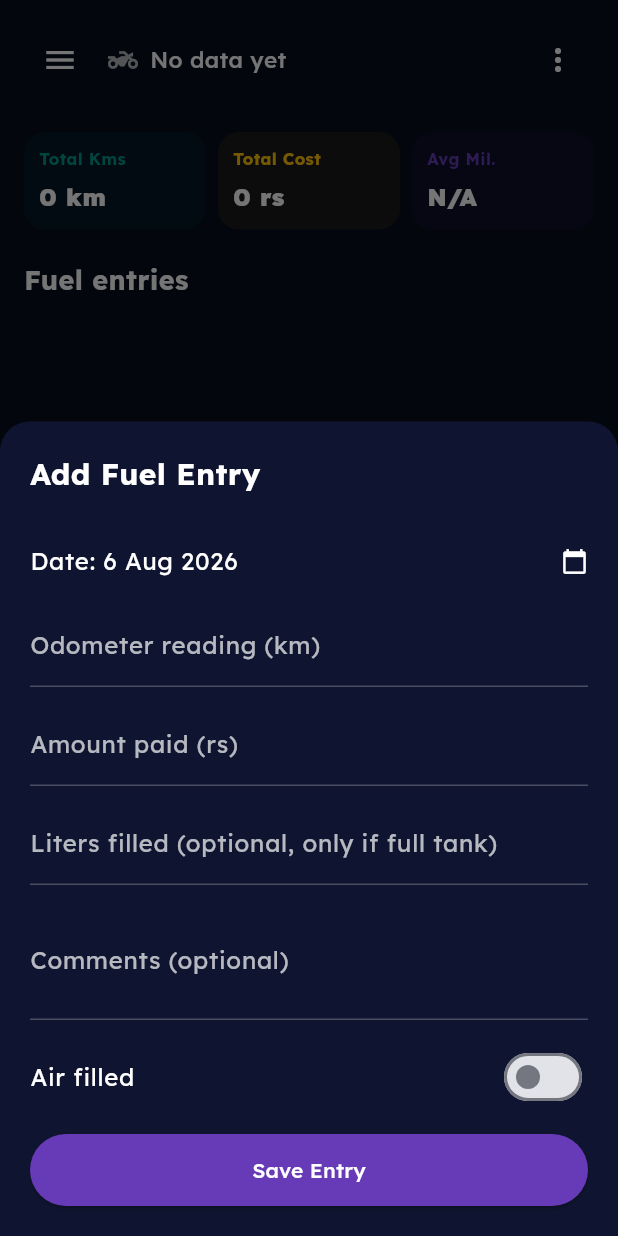
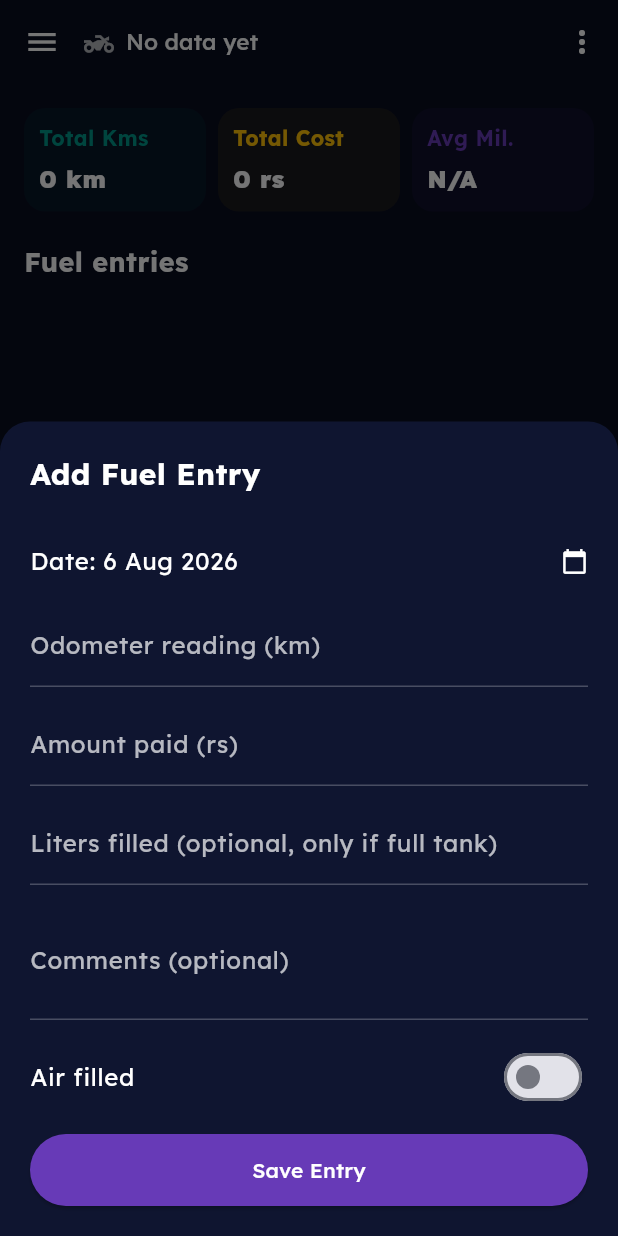
Before and after one commit to mamidivasudev/android-vault-notes, a Flutter app: the MileageView screen opened directly, after a tap on "Add Entry", on a phone screen of 412 x 824 dp. Run offline on Flutter 3.47's test engine with Material 3 defaults, Android fonts, the phone set to English and light mode, and no system bars; our stand-ins replace file_picker, flutter_animate, flutter_linkify, flutter_local_notifications, flutter_riverpod, flutter_timezone and 12 more; missing offline and left inert: any_link_preview, cunning_document_scanner, encrypt, excel, extension_google_sign_in_as_googleapis_auth, google_mlkit_text_recognition and 3 more; accounts and stored records are empty.

Commit message:
Refactor tabs, remove Future.microtask anti-pattern, globalize multi-select, fix bugs, add list entry animations, run dart fix

```diff
--- a/lib/dialogs/bill_dialog.dart
+++ b/lib/dialogs/bill_dialog.dart
@@ -1,7 +1,6 @@
 import 'package:flutter/material.dart';
 import 'package:flutter/services.dart';
 import 'package:flutter_riverpod/flutter_riverpod.dart';
-import 'package:intl/intl.dart';
 import '../models.dart';
 import '../providers.dart';
 import '../notification_service.dart';
--- a/lib/docs_feature/screens/category_screen.dart
+++ b/lib/docs_feature/screens/category_screen.dart
@@ -13,7 +13,7 @@ import 'person_documents_screen.dart';
 class CategoryScreen extends StatelessWidget {
   final String categoryName;
 
-  const CategoryScreen({Key? key, required this.categoryName}) : super(key: key);
+  const CategoryScreen({super.key, required this.categoryName});
 
   @override
   Widget build(BuildContext context) {
--- a/lib/docs_feature/screens/person_documents_screen.dart
+++ b/lib/docs_feature/screens/person_documents_screen.dart
@@ -18,10 +18,10 @@ class PersonDocumentsScreen extends StatefulWidget {
   final String personName;
 
   const PersonDocumentsScreen({
-    Key? key,
+    super.key,
     required this.categoryName,
     required this.personName,
-  }) : super(key: key);
+  });
 
   @override
   State<PersonDocumentsScreen> createState() => _PersonDocumentsScreenState();
--- a/lib/docs_feature/services/google_drive_service.dart
+++ b/lib/docs_feature/services/google_drive_service.dart
@@ -5,7 +5,6 @@ import 'package:extension_google_sign_in_as_googleapis_auth/extension_google_sig
 import 'package:path_provider/path_provider.dart';
 import 'package:archive/archive_io.dart';
 import 'package:hive/hive.dart';
-import 'package:path/path.dart' as p;
 
 class GoogleDriveService {
   final GoogleSignIn _googleSignIn = GoogleSignIn(
--- a/lib/docs_feature/widgets/expiry_badge.dart
+++ b/lib/docs_feature/widgets/expiry_badge.dart
@@ -6,8 +6,7 @@ class ExpiryBadge extends StatelessWidget {
   final DateTime? expiryDate;
   final bool compact;
 
-  const ExpiryBadge({Key? key, required this.expiryDate, this.compact = false})
-      : super(key: key);
+  const ExpiryBadge({super.key, required this.expiryDate, this.compact = false});
 
   @override
   Widget build(BuildContext context) {
--- a/lib/docs_feature/widgets/glass_container.dart
+++ b/lib/docs_feature/widgets/glass_container.dart
@@ -13,7 +13,7 @@ class GlassContainer extends StatelessWidget {
   final bool showGlow;
 
   const GlassContainer({
-    Key? key,
+    super.key,
     required this.child,
     this.borderRadius = 18.0,
     this.padding = const EdgeInsets.all(16.0),
@@ -22,7 +22,7 @@ class GlassContainer extends StatelessWidget {
     this.onLongPress,
     this.accentColor,
     this.showGlow = false,
-  }) : super(key: key);
+  });
 
   @override
   Widget build(BuildContext context) {
--- a/lib/notification_service.dart
+++ b/lib/notification_service.dart
@@ -1,7 +1,6 @@
 import 'package:flutter_local_notifications/flutter_local_notifications.dart';
 import 'package:timezone/data/latest_all.dart' as tz;
 import 'package:timezone/timezone.dart' as tz;
-import 'package:permission_handler/permission_handler.dart';
 import 'package:flutter_timezone/flutter_timezone.dart';
 import 'dart:io';
 
--- a/lib/vault_service.dart
+++ b/lib/vault_service.dart
@@ -350,8 +350,8 @@ class VaultService {
       'month': month,
       'credit': credit,
       'loan': loan,
-      if (creditDetails != null) 'creditDetails': creditDetails,
-      if (loanDetails != null) 'loanDetails': loanDetails,
+      'creditDetails': ?creditDetails,
+      'loanDetails': ?loanDetails,
       'savedAt': DateTime.now().toIso8601String(),
     };
     if (keyExists >= 0) {
--- a/lib/views/mileage_view.dart
+++ b/lib/views/mileage_view.dart
@@ -5,7 +5,6 @@ import 'package:shared_preferences/shared_preferences.dart';
 import 'package:intl/intl.dart';
 import 'package:share_plus/share_plus.dart';
 import 'package:file_picker/file_picker.dart';
-import 'package:fl_chart/fl_chart.dart';
 import 'package:path_provider/path_provider.dart';
 
 
@@ -204,8 +203,12 @@ class _MileageViewState extends ConsumerState<MileageView> {
         final imported = decoded.map((e) => FuelEntry.fromJson(e)).toList();
         final current = ref.read(fuelEntriesProvider);
         final Map<String, FuelEntry> unique = {};
-        for (var e in current) unique['${e.date}_${e.odometer}'] = e;
-        for (var e in imported) unique['${e.date}_${e.odometer}'] = e;
+        for (var e in current) {
+          unique['${e.date}_${e.odometer}'] = e;
+        }
+        for (var e in imported) {
+          unique['${e.date}_${e.odometer}'] = e;
+        }
         final newEntries = unique.values.toList();
         newEntries.sort((a, b) => a.date.compareTo(b.date));
         ref.read(fuelEntriesProvider.notifier).setEntries(newEntries);
@@ -352,13 +355,18 @@ class _MileageViewState extends ConsumerState<MileageView> {
     final remaining = nextService - currentOdo;
 
     Color color = Colors.green;
-    String text = 'Next service due in ${remaining.toStringAsFixed(0)} km';
+    String kmNum = remaining.abs().toStringAsFixed(0);
+    String prefixText = 'Next service due in ';
+    String suffixText = '';
+
     if (remaining <= 0) {
       color = Colors.red;
-      text = 'Service is OVERDUE by ${(-remaining).toStringAsFixed(0)} km!';
+      prefixText = 'Service is OVERDUE by ';
+      suffixText = '!';
     } else if (remaining < 300) {
       color = Colors.orange;
-      text = 'Next service due VERY SOON (${remaining.toStringAsFixed(0)} km)';
+      prefixText = 'Next service due VERY SOON (';
+      suffixText = ')';
     }
 
     return Container(
@@ -369,7 +377,19 @@ class _MileageViewState extends ConsumerState<MileageView> {
         children: [
           Icon(Icons.build, color: color),
           const SizedBox(width: 12),
-          Expanded(child: Text(text, style: TextStyle(color: color, fontWeight: FontWeight.bold))),
+          Expanded(
+            child: Text.rich(
+              TextSpan(
+                style: TextStyle(color: color, fontWeight: FontWeight.bold),
+                children: [
+                  TextSpan(text: prefixText),
+                  TextSpan(text: kmNum, style: const TextStyle(color: Colors.redAccent, fontSize: 15)),
+                  const TextSpan(text: ' km', style: TextStyle(color: Colors.green, fontSize: 15)),
+                  TextSpan(text: suffixText),
+                ],
+              ),
+            ),
+          ),
         ],
       ),
     );
@@ -386,32 +406,27 @@ class _MileageViewState extends ConsumerState<MileageView> {
 
     return Scaffold(
       backgroundColor: const Color(0xFF080C1F),
-      body: Column(
-        crossAxisAlignment: CrossAxisAlignment.stretch,
-        children: [
-          Container(
-              color: Colors.transparent,
-              padding: EdgeInsets.fromLTRB(16, MediaQuery.of(context).padding.top + 16, 16, 8),
-              child: Row(
-                crossAxisAlignment: CrossAxisAlignment.center,
-                children: [
-                  Builder(
-                    builder: (ctx) => IconButton(
+      appBar: AppBar(
+        backgroundColor: Colors.transparent,
+        elevation: 0,
+        centerTitle: false,
+        titleSpacing: 0,
+        leading: IconButton(
           icon: const Icon(Icons.menu, color: Colors.white),
-                      onPressed: () => Scaffold.of(ctx).openDrawer(),
+          onPressed: () => Scaffold.of(context).openDrawer(),
           tooltip: 'Menu',
         ),
-                  ),
-                  const SizedBox(width: 8),
-                  Expanded(
-                    child: Column(
+        title: Column(
           mainAxisSize: MainAxisSize.min,
           crossAxisAlignment: CrossAxisAlignment.start,
           children: [
             Row(
-                          crossAxisAlignment: CrossAxisAlignment.center,
+              crossAxisAlignment: CrossAxisAlignment.start,
               children: [
-                            const Icon(Icons.two_wheeler, color: Colors.white70, size: 20),
+                const Padding(
+                  padding: EdgeInsets.only(top: 2.0),
+                  child: Icon(Icons.two_wheeler, color: Colors.white70, size: 20),
+                ),
                 const SizedBox(width: 8),
                 Expanded(
                   child: Text(
@@ -430,12 +445,13 @@ class _MileageViewState extends ConsumerState<MileageView> {
             ]
           ],
         ),
-                  ),
+        actions: [
           PopupMenuButton<String>(
             icon: const Icon(Icons.more_vert, color: Colors.white),
             onSelected: (value) {
-                      if (value == 'settings') _openSettings();
-                      else if (value == 'share') _exportData(entries);
+              if (value == 'settings') {
+                _openSettings();
+              } else if (value == 'share') _exportData(entries);
               else if (value == 'import') _restoreData();
               else if (value == 'export') _backupData();
             },
@@ -449,7 +465,9 @@ class _MileageViewState extends ConsumerState<MileageView> {
           ),
         ],
       ),
-          ),
+      body: Column(
+        crossAxisAlignment: CrossAxisAlignment.stretch,
+        children: [
           _buildServiceReminder(entries) ?? const SizedBox.shrink(),
           Padding(
               padding: const EdgeInsets.all(16),
@@ -532,7 +550,7 @@ class _MileageViewState extends ConsumerState<MileageView> {
       child: Column(
         crossAxisAlignment: CrossAxisAlignment.start,
         children: [
-          Text(label, style: TextStyle(color: color, fontSize: 11, fontWeight: FontWeight.w700), maxLines: 1, overflow: TextOverflow.ellipsis),
+          Text(label, style: TextStyle(color: color, fontSize: 14, fontWeight: FontWeight.w700), maxLines: 1, overflow: TextOverflow.ellipsis),
           const SizedBox(height: 6),
           FittedBox(
             fit: BoxFit.scaleDown,
@@ -581,7 +599,7 @@ class _MonthSection extends StatelessWidget {
       ),
       child: ExpansionTile(
         title: Text(month, style: const TextStyle(color: Colors.teal, fontWeight: FontWeight.bold)),
-        subtitle: Text('${totalKm} entr${totalKm == 1 ? 'y' : 'ies'} · ${totalRupees.toStringAsFixed(0)} rs', style: const TextStyle(color: Colors.white70)),
+        subtitle: Text('$totalKm entr${totalKm == 1 ? 'y' : 'ies'} · ${totalRupees.toStringAsFixed(0)} rs', style: const TextStyle(color: Colors.white70)),
         children: [
           for (int i = 0; i < entries.length; i++) ...[
             if (i > 0)
@@ -594,7 +612,7 @@ class _MonthSection extends StatelessWidget {
                 children: [
                   const SizedBox(height: 4),
                   Text('Odometer : ${entries[i].odometer.toStringAsFixed(0)} km', style: const TextStyle(color: Colors.white70)),
-                  if (entries[i].liters != null) Text('Liters filled : ${entries[i].liters!.toStringAsFixed(2)} L    Price : ${(entries[i].rupees / entries[i].liters!).toStringAsFixed(0)} rs', style: const TextStyle(color: Colors.white70)),
+                  if (entries[i].liters != null) Text('Liters filled : ${entries[i].liters!.toStringAsFixed(2)} L', style: const TextStyle(color: Colors.white70)),
                   if (entries[i].liters != null)
                     Text('Petrol left : ${(5.1 - entries[i].liters!).toStringAsFixed(2)} L',
                         style: const TextStyle(color: Colors.red, fontWeight: FontWeight.bold)),
@@ -617,7 +635,7 @@ class _MonthSection extends StatelessWidget {
               trailing: Row(
                 mainAxisSize: MainAxisSize.min,
                 children: [
-                  Text('${entries[i].rupees.toStringAsFixed(0)} rs', style: const TextStyle(fontWeight: FontWeight.bold, color: Colors.white)),
+                  Text('${entries[i].rupees.toStringAsFixed(0)} rs', style: const TextStyle(fontWeight: FontWeight.bold, color: Colors.white, fontSize: 13)),
                   IconButton(
                     icon: const Icon(Icons.delete_outline, color: Colors.redAccent),
                     onPressed: () => onDelete(entries[i]),
@@ -743,7 +761,7 @@ class _AddEntrySheetState extends State<AddEntrySheet> {
                   title: const Text('Air filled', style: TextStyle(color: Colors.white)),
                   value: _airFilled,
                   onChanged: (val) => setState(() => _airFilled = val),
-                  activeColor: Colors.deepPurple,
+                  activeThumbColor: Colors.deepPurple,
                 ),
                 const SizedBox(height: 10),
                 ElevatedButton(
--- a/lib/views/note_editor.dart
+++ b/lib/views/note_editor.dart
@@ -440,7 +440,7 @@ class _NoteEditorState extends ConsumerState<NoteEditor> {
                 child: Container(
                   padding: const EdgeInsets.all(12),
                   decoration: BoxDecoration(
-                    color: Theme.of(context).colorScheme.surfaceVariant.withOpacity(0.5),
+                    color: Theme.of(context).colorScheme.surfaceContainerHighest.withOpacity(0.5),
                     borderRadius: BorderRadius.circular(12),
                     border: Border.all(color: Colors.grey.shade300),
                   ),
--- a/lib/views/notes_view.dart
+++ b/lib/views/notes_view.dart
@@ -42,12 +42,6 @@ class _NotesViewState extends ConsumerState<NotesView> {
 
     final fullCategories = categories;
 
-    // Fallback if selected category is invalid or empty
-    if (fullCategories.isNotEmpty && (selectedCat.isEmpty || !fullCategories.contains(selectedCat))) {
-      Future.microtask(() {
-        if (mounted) ref.read(selectedCategoryProvider.notifier).state = fullCategories.first;
-      });
-    }
     final currentSelectedCat = (fullCategories.isNotEmpty && (selectedCat.isEmpty || !fullCategories.contains(selectedCat))) ? fullCategories.first : selectedCat;
 
     // Sync PageController if category changes externally
--- a/lib/widgets/expense_card.dart
+++ b/lib/widgets/expense_card.dart
@@ -196,7 +196,7 @@ class ExpenseCard extends ConsumerWidget {
                     ),
                   ],
                 ),
-              if (trailing != null) trailing!,
+              ?trailing,
             ],
           ),
         ),
```
Also changed, not shown: lib/docs_feature/screens/document_form_screen.dart (+4 -4 lines), lib/docs_feature/screens/home_screen.dart (+6 -3 lines), lib/main.dart (+51 -13 lines), lib/providers.dart (+43 -1 lines), lib/views/bills_view.dart (+22 -83 lines), lib/views/expenses_view.dart (+5 -11 lines), lib/views/links_view.dart (+5 -12 lines), lib/views/tables_view.dart (+5 -7 lines). Lines whose indentation alone changed are shown as unchanged.
